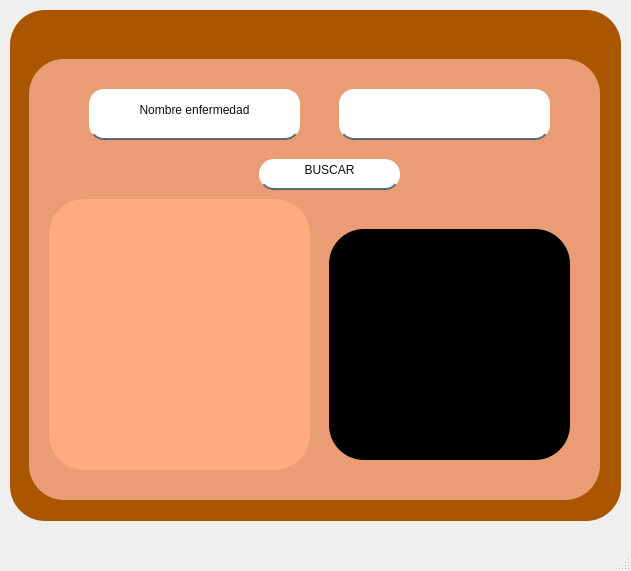
Before: the Qt Designer form buscar.ui in mariacamilato/TRABAJO-FINAL, drawn with Qt 5.
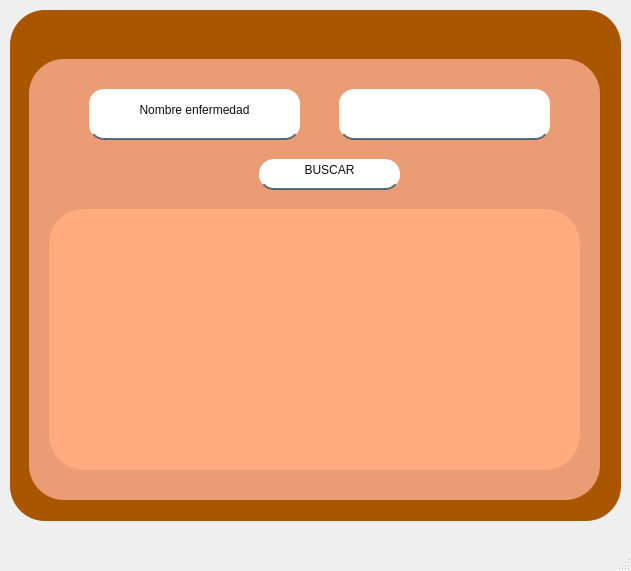
After: the same form once the commit is applied. Icons and pictures are not drawn.

The edit to the form file:
```diff
--- a/buscar.ui
+++ b/buscar.ui
@@ -75,9 +75,9 @@
       <property name="geometry">
        <rect>
         <x>20</x>
-        <y>140</y>
-        <width>261</width>
-        <height>271</height>
+        <y>150</y>
+        <width>531</width>
+        <height>261</height>
        </rect>
       </property>
       <property name="styleSheet">
@@ -120,19 +120,6 @@
        <string>BUSCAR</string>
       </property>
      </widget>
-     <widget class="QWidget" name="video" native="true">
-      <property name="geometry">
-       <rect>
-        <x>300</x>
-        <y>170</y>
-        <width>241</width>
-        <height>231</height>
-       </rect>
-      </property>
-      <property name="styleSheet">
-       <string notr="true">background-color: rgb(0, 0, 0);</string>
-      </property>
-     </widget>
      <widget class="QLabel" name="label_2">
       <property name="geometry">
        <rect>
```
